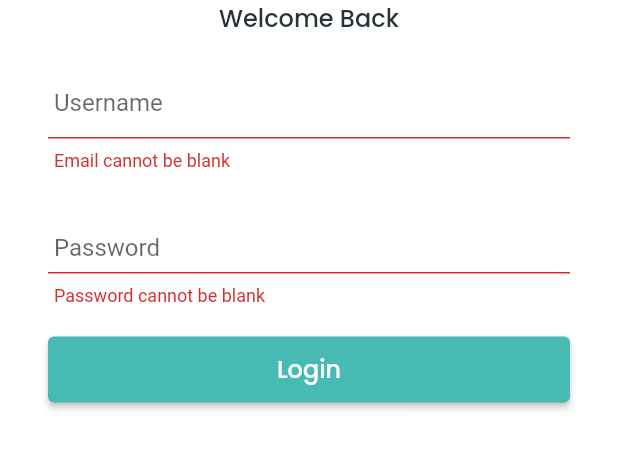
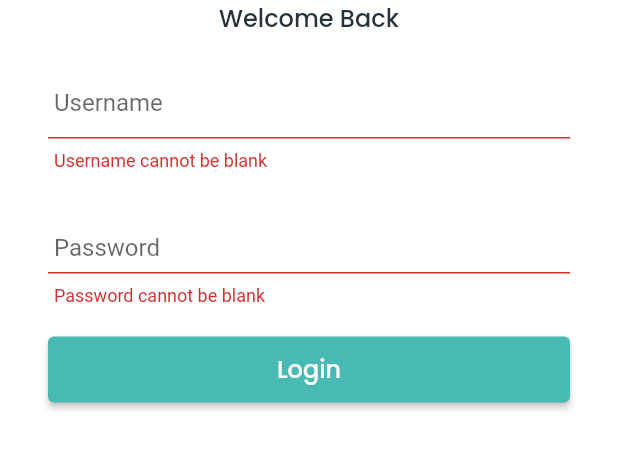
Before and after one commit to ekokurniadi/restoran_mobile, a Flutter app: the screen it shows after launch, after a tap on "Login", on a phone screen of 412 x 824 dp, the part 353-823 px from its top. Run offline on Flutter 3.47's test engine with Material 2 defaults, Android fonts, the phone set to English and light mode, and no system bars; drawn by our look-alikes of modal_progress_hud_nsn; our stand-ins replace flutter_spinkit, google_fonts.

Commit message:
finish ui login

```diff
--- a/lib/features/auth/presentations/pages/login.dart
+++ b/lib/features/auth/presentations/pages/login.dart
@@ -12,8 +12,6 @@ class LoginScreen extends StatefulWidget {
 
 class _LoginScreenState extends State<LoginScreen> {
   bool obsecureText = true;
-  bool usernameIsEmpty = false;
-  bool passwordIsEmpty = false;
   bool isLoading = false;
   final GlobalKey<FormState> _formKey = GlobalKey<FormState>();
 
@@ -32,11 +30,13 @@ class _LoginScreenState extends State<LoginScreen> {
           padding: const EdgeInsets.all(32),
           child: Form(
             key: _formKey,
+            autovalidateMode: AutovalidateMode.onUserInteraction,
             child: SingleChildScrollView(
               child: Column(
                 mainAxisAlignment: MainAxisAlignment.center,
                 crossAxisAlignment: CrossAxisAlignment.center,
                 children: [
+                  /// Gambar
                   Container(
                     margin: EdgeInsets.only(
                         top: MediaQuery.of(context).size.height * 0.15),
@@ -46,19 +46,23 @@ class _LoginScreenState extends State<LoginScreen> {
                       height: 80,
                     ),
                   ),
+
+                  /// Text Welcome
                   Text(
                     'Welcome Back',
                     style: ThemeHelper.mediumTextStyle.copyWith(
                       fontWeight: FontWeight.w500,
                     ),
                   ),
+
+                  /// Username Input
                   Container(
                     margin: const EdgeInsets.only(bottom: 20, top: 20),
                     child: TextFormField(
                       autovalidateMode: AutovalidateMode.onUserInteraction,
                       textInputAction: TextInputAction.next,
                       validator: (value) =>
-                          value!.isEmpty ? 'Email cannot be blank' : null,
+                          value!.isEmpty ? 'Username cannot be blank' : null,
                       controller: usernameController,
                       decoration: const InputDecoration(
                         border: UnderlineInputBorder(),
@@ -67,6 +71,8 @@ class _LoginScreenState extends State<LoginScreen> {
                       ),
                     ),
                   ),
+
+                  /// Password Input
                   Container(
                     margin: const EdgeInsets.only(bottom: 20),
                     child: TextFormField(
@@ -97,6 +103,8 @@ class _LoginScreenState extends State<LoginScreen> {
                       ),
                     ),
                   ),
+
+                  /// Tombol Simpan
                   SizedBox(
                     width: MediaQuery.of(context).size.width,
                     height: 44,
```
